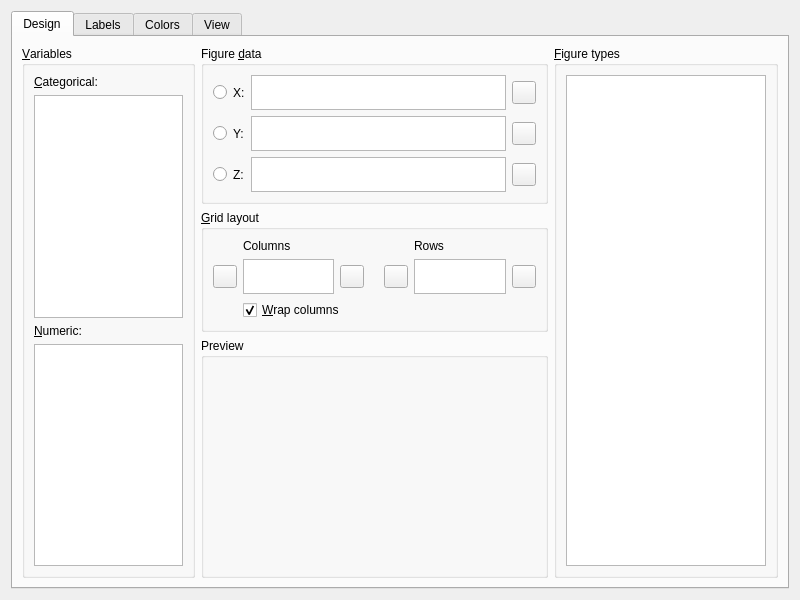
Before: the Qt Designer form coquery/gui/ui/visualizationDesigner.ui in gkunter/coquery, drawn with Qt 5.
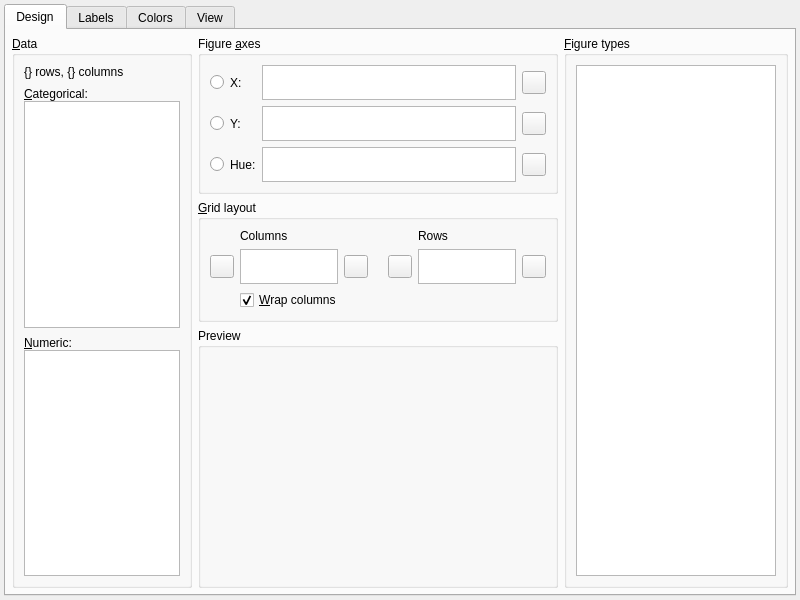
After: the same form once the commit is applied. Custom widgets are drawn as their Qt base class.

Patch:
```diff
--- a/coquery/gui/ui/visualizationDesigner.ui
+++ b/coquery/gui/ui/visualizationDesigner.ui
@@ -14,6 +14,18 @@
    <string>Visualization designer – Coquery</string>
   </property>
   <layout class="QVBoxLayout" name="verticalLayout_4">
+   <property name="leftMargin">
+    <number>4</number>
+   </property>
+   <property name="topMargin">
+    <number>4</number>
+   </property>
+   <property name="rightMargin">
+    <number>4</number>
+   </property>
+   <property name="bottomMargin">
+    <number>4</number>
+   </property>
    <item>
     <widget class="QTabWidget" name="tab_widget">
      <property name="currentIndex">
@@ -24,12 +36,48 @@
        <string>Design</string>
       </attribute>
       <layout class="QHBoxLayout" name="horizontalLayout" stretch="1,2,0">
+       <property name="spacing">
+        <number>6</number>
+       </property>
+       <property name="leftMargin">
+        <number>6</number>
+       </property>
+       <property name="topMargin">
+        <number>6</number>
+       </property>
+       <property name="rightMargin">
+        <number>6</number>
+       </property>
+       <property name="bottomMargin">
+        <number>6</number>
+       </property>
        <item>
         <widget class="QGroupBox" name="group_variables">
          <property name="title">
-          <string>&amp;Variables</string>
+          <string>&amp;Data</string>
          </property>
+         <layout class="QVBoxLayout" name="verticalLayout_11">
+          <property name="spacing">
+           <number>8</number>
+          </property>
+          <item>
+           <widget class="QLabel" name="label_dimensions">
+            <property name="sizePolicy">
+             <sizepolicy hsizetype="Expanding" vsizetype="Preferred">
+              <horstretch>0</horstretch>
+              <verstretch>0</verstretch>
+             </sizepolicy>
+            </property>
+            <property name="text">
+             <string>{} rows, {} columns</string>
+            </property>
+           </widget>
+          </item>
+          <item>
          <layout class="QVBoxLayout" name="verticalLayout_2">
+            <property name="spacing">
+             <number>0</number>
+            </property>
           <item>
            <widget class="QLabel" name="label_3">
             <property name="text">
@@ -47,6 +95,13 @@
             </property>
            </widget>
           </item>
+           </layout>
+          </item>
+          <item>
+           <layout class="QVBoxLayout" name="verticalLayout_10">
+            <property name="spacing">
+             <number>0</number>
+            </property>
           <item>
            <widget class="QLabel" name="label_5">
             <property name="text">
@@ -65,6 +120,8 @@
            </widget>
           </item>
          </layout>
+          </item>
+         </layout>
         </widget>
        </item>
        <item>
@@ -78,7 +135,7 @@
             </sizepolicy>
            </property>
            <property name="title">
-            <string>Figure &amp;data</string>
+            <string>Figure &amp;axes</string>
            </property>
            <layout class="QVBoxLayout" name="verticalLayout_7">
             <item>
@@ -114,7 +171,7 @@
               <item row="7" column="1">
                <widget class="QLabel" name="label_8">
                 <property name="text">
-                 <string>Z:</string>
+                 <string>Hue:</string>
                 </property>
                </widget>
               </item>
```
Left out of the diff: 30 changed lines with no effect on the pictures. Lines whose indentation alone changed are shown as unchanged.
